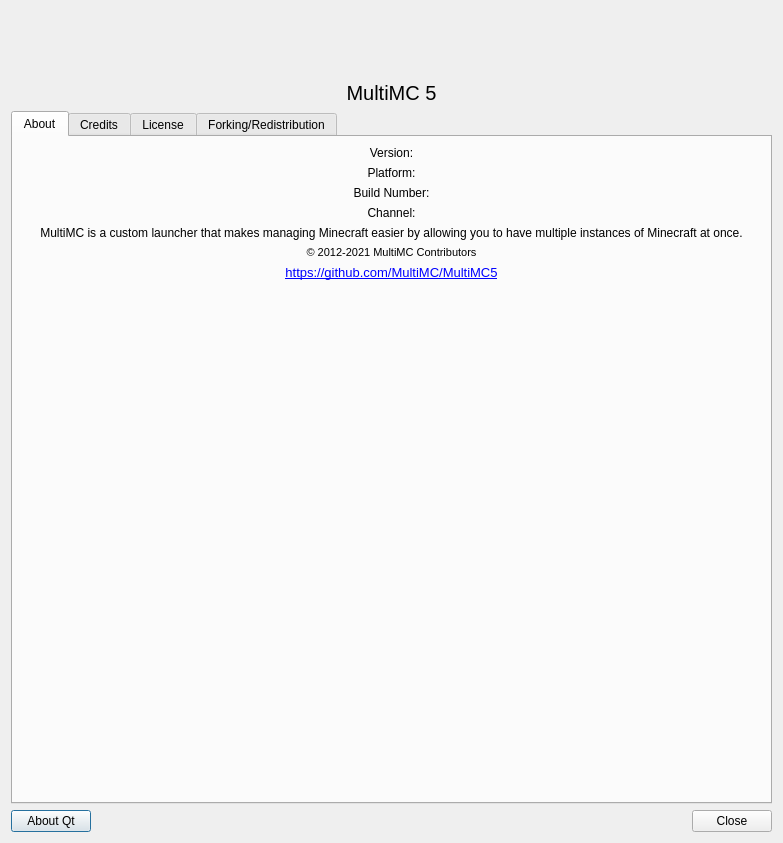
Above: launcher/dialogs/AboutDialog.ui from FreesmTeam/FreesmLauncher before the change. Below: the same form after it.
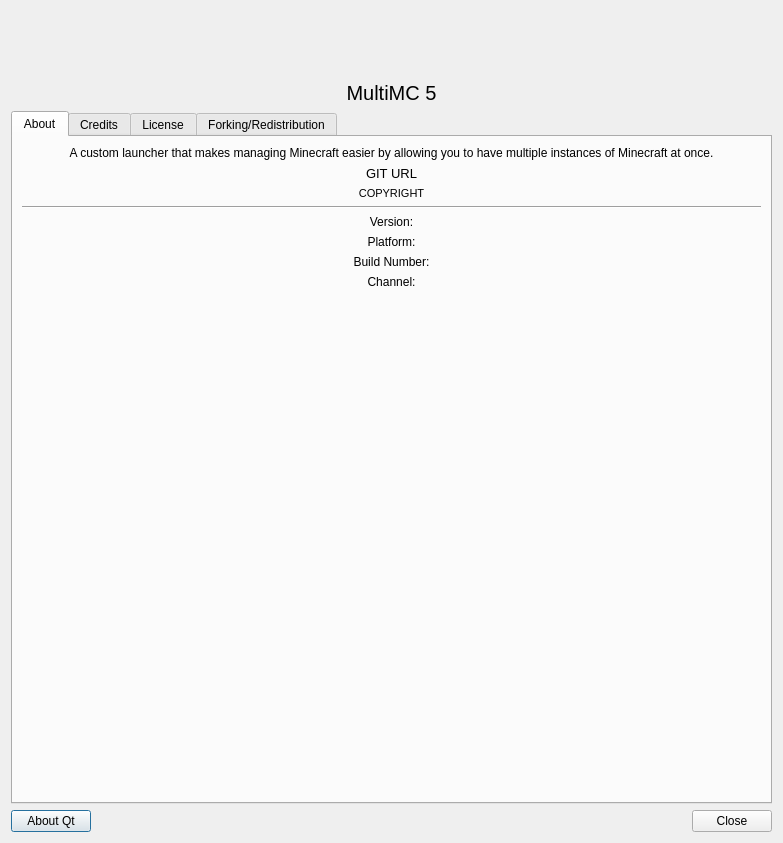
That is the form after the change.

What changed in the file:
```diff
--- a/launcher/dialogs/AboutDialog.ui
+++ b/launcher/dialogs/AboutDialog.ui
@@ -97,6 +97,60 @@
        <string>About</string>
       </attribute>
       <layout class="QVBoxLayout" name="verticalLayout_5">
+       <item>
+        <widget class="QLabel" name="aboutLabel">
+         <property name="enabled">
+          <bool>true</bool>
+         </property>
+         <property name="text">
+          <string>&lt;html&gt;&lt;head/&gt;&lt;body&gt;&lt;p&gt;A custom launcher that makes managing Minecraft easier by allowing you to have multiple instances of Minecraft at once.&lt;/p&gt;&lt;/body&gt;&lt;/html&gt;</string>
+         </property>
+         <property name="alignment">
+          <set>Qt::AlignCenter</set>
+         </property>
+         <property name="wordWrap">
+          <bool>true</bool>
+         </property>
+        </widget>
+       </item>
+       <item>
+        <widget class="QLabel" name="urlLabel">
+         <property name="font">
+          <font>
+           <pointsize>10</pointsize>
+          </font>
+         </property>
+         <property name="text">
+          <string notr="true">GIT URL</string>
+         </property>
+         <property name="alignment">
+          <set>Qt::AlignCenter</set>
+         </property>
+        </widget>
+       </item>
+       <item>
+        <widget class="QLabel" name="copyLabel">
+         <property name="font">
+          <font>
+           <pointsize>8</pointsize>
+           <kerning>true</kerning>
+          </font>
+         </property>
+         <property name="text">
+          <string notr="true">COPYRIGHT</string>
+         </property>
+         <property name="alignment">
+          <set>Qt::AlignCenter</set>
+         </property>
+        </widget>
+       </item>
+       <item>
+        <widget class="Line" name="line">
+         <property name="orientation">
+          <enum>Qt::Horizontal</enum>
+         </property>
+        </widget>
+       </item>
        <item>
         <widget class="QLabel" name="versionLabel">
          <property name="text">
@@ -137,53 +191,6 @@
          </property>
         </widget>
        </item>
-       <item>
-        <widget class="QLabel" name="aboutLabel">
-         <property name="enabled">
-          <bool>true</bool>
-         </property>
-         <property name="text">
-          <string>&lt;html&gt;&lt;head/&gt;&lt;body&gt;&lt;p&gt;MultiMC is a custom launcher that makes managing Minecraft easier by allowing you to have multiple instances of Minecraft at once.&lt;/p&gt;&lt;/body&gt;&lt;/html&gt;</string>
-         </property>
-         <property name="alignment">
-          <set>Qt::AlignCenter</set>
-         </property>
-         <property name="wordWrap">
-          <bool>true</bool>
-         </property>
-        </widget>
-       </item>
-       <item>
-        <widget class="QLabel" name="copyLabel">
-         <property name="font">
-          <font>
-           <pointsize>8</pointsize>
-           <kerning>true</kerning>
-          </font>
-         </property>
-         <property name="text">
-          <string>© 2012-2021 MultiMC Contributors</string>
-         </property>
-         <property name="alignment">
-          <set>Qt::AlignCenter</set>
-         </property>
-        </widget>
-       </item>
-       <item>
-        <widget class="QLabel" name="urlLabel">
-         <property name="font">
-          <font>
-           <pointsize>10</pointsize>
-          </font>
-         </property>
-         <property name="text">
-          <string notr="true">&lt;html&gt;&lt;head/&gt;&lt;body&gt;&lt;p&gt;&lt;a href=&quot;https://github.com/MultiMC/MultiMC5&quot;&gt;https://github.com/MultiMC/MultiMC5&lt;/a&gt;&lt;/p&gt;&lt;/body&gt;&lt;/html&gt;</string>
-         </property>
-         <property name="alignment">
-          <set>Qt::AlignCenter</set>
-         </property>
-        </widget>
-       </item>
        <item>
         <spacer name="verticalSpacer">
          <property name="orientation">
```
